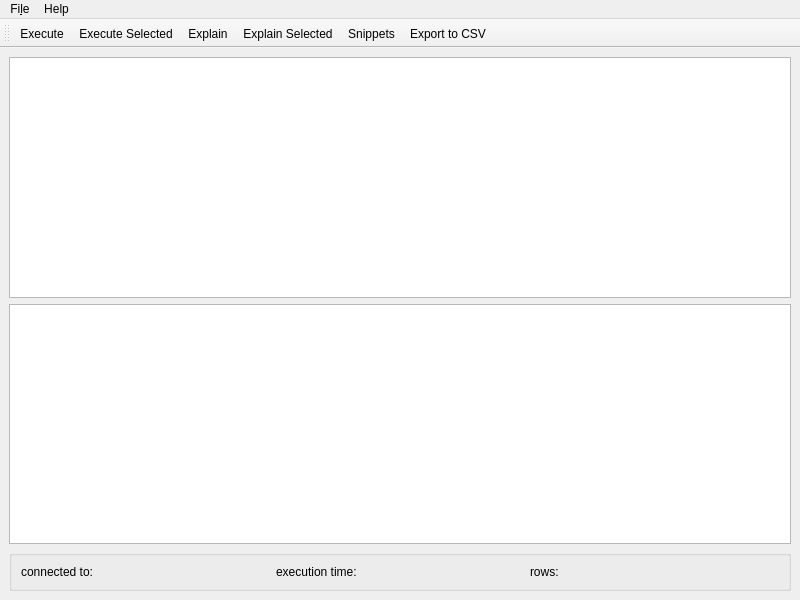
Above: patriciasql_main.ui from MaciekTalaska/PatriciaSQL before the change. Below: the same form after it.
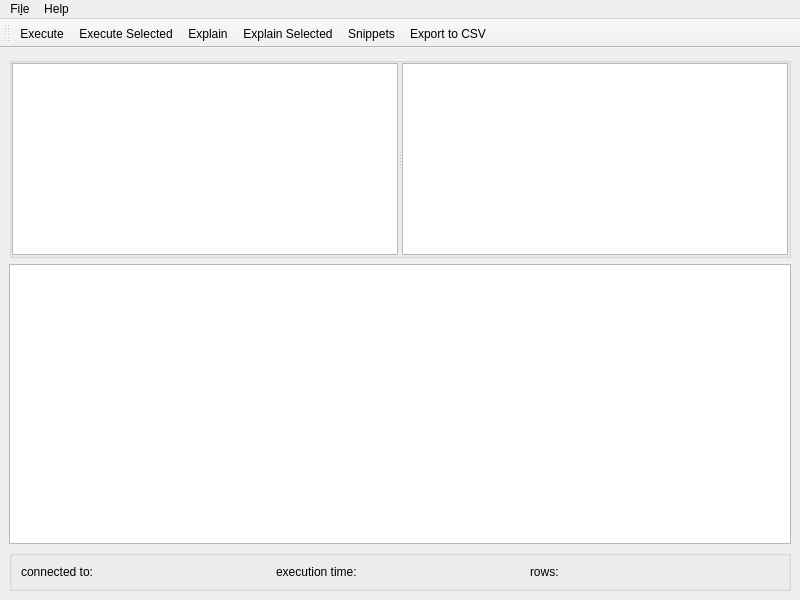
That is the form after the change. Icons and pictures are not drawn. Custom widgets are drawn as their Qt base class.

Commit message: add list of tables available

Patch:
```diff
--- a/patriciasql_main.ui
+++ b/patriciasql_main.ui
@@ -31,8 +31,51 @@
     </sizepolicy>
    </property>
    <layout class="QVBoxLayout" name="verticalLayout_2">
+    <property name="sizeConstraint">
+     <enum>QLayout::SetMinAndMaxSize</enum>
+    </property>
     <item>
+     <widget class="QGroupBox" name="groupBox_2">
+      <property name="sizePolicy">
+       <sizepolicy hsizetype="Expanding" vsizetype="Fixed">
+        <horstretch>0</horstretch>
+        <verstretch>0</verstretch>
+       </sizepolicy>
+      </property>
+      <property name="title">
+       <string/>
+      </property>
+      <property name="flat">
+       <bool>false</bool>
+      </property>
+      <layout class="QHBoxLayout" name="horizontalLayout">
+       <property name="spacing">
+        <number>0</number>
+       </property>
+       <property name="leftMargin">
+        <number>0</number>
+       </property>
+       <property name="topMargin">
+        <number>0</number>
+       </property>
+       <property name="rightMargin">
+        <number>0</number>
+       </property>
+       <property name="bottomMargin">
+        <number>0</number>
+       </property>
+       <item>
+        <widget class="QSplitter" name="splitter">
+         <property name="orientation">
+          <enum>Qt::Horizontal</enum>
+         </property>
      <widget class="SQLEditor" name="sqlEditorArea">
+          <property name="sizePolicy">
+           <sizepolicy hsizetype="Expanding" vsizetype="Expanding">
+            <horstretch>0</horstretch>
+            <verstretch>0</verstretch>
+           </sizepolicy>
+          </property>
       <property name="font">
        <font>
         <family>DejaVu Sans Mono</family>
@@ -45,10 +88,28 @@
       <property name="autoFillBackground">
        <bool>false</bool>
       </property>
+          <property name="frameShadow">
+           <enum>QFrame::Plain</enum>
+          </property>
+         </widget>
+         <widget class="QListView" name="listView">
+          <property name="frameShadow">
+           <enum>QFrame::Plain</enum>
+          </property>
+         </widget>
+        </widget>
+       </item>
+      </layout>
      </widget>
     </item>
     <item>
      <widget class="QTableView" name="tableView">
+      <property name="sizePolicy">
+       <sizepolicy hsizetype="Expanding" vsizetype="Expanding">
+        <horstretch>0</horstretch>
+        <verstretch>0</verstretch>
+       </sizepolicy>
+      </property>
       <property name="alternatingRowColors">
        <bool>true</bool>
       </property>
```
Lines whose indentation alone changed are shown as unchanged. The commit also changes 2 other files.
